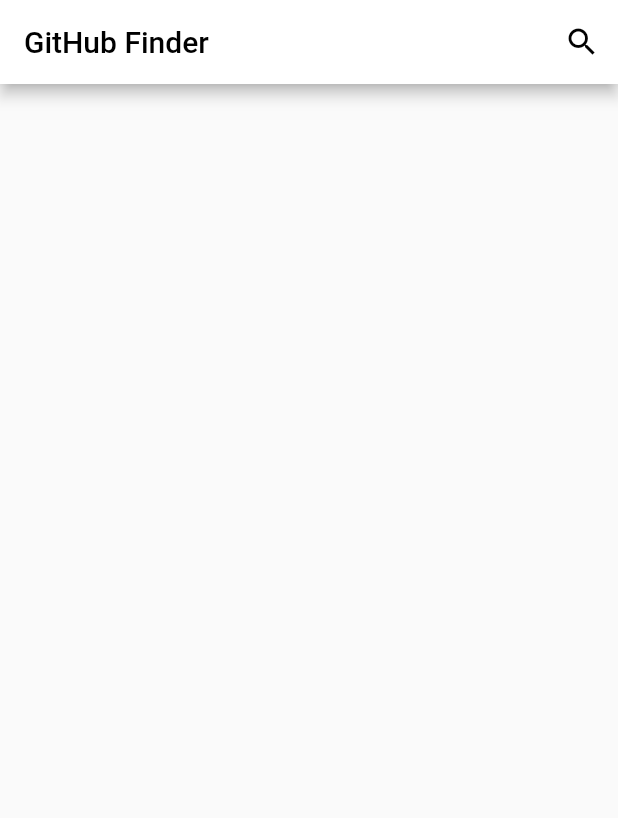
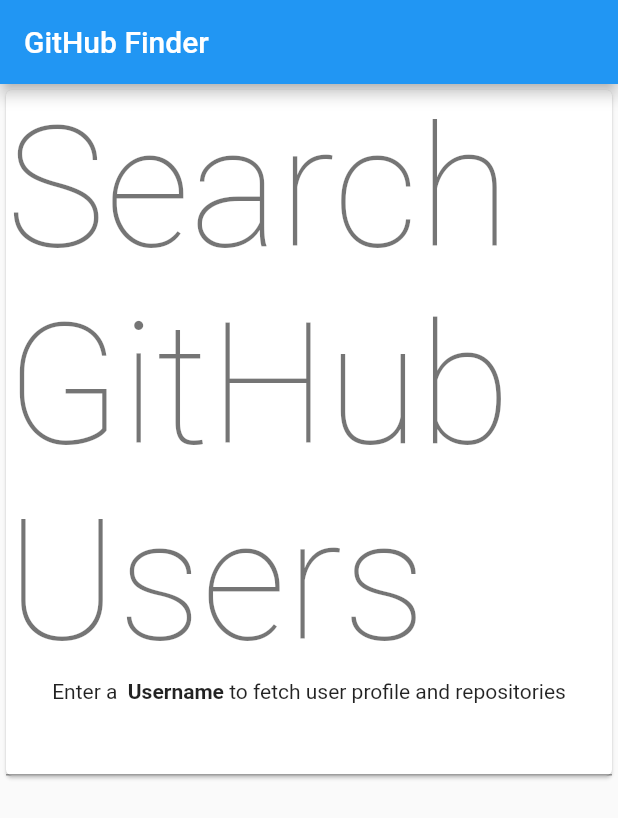
Before and after one commit to udaykumaruking/github_finder, a Flutter app: the screen it shows after launch, on a phone screen of 412 x 824 dp. Shown: the top 818 px of the screen. Run offline on Flutter 3.47's test engine with Material 2 defaults, Android fonts, the phone set to English and light mode, and no system bars.

Commit message:
Card Created

```diff
--- a/lib/main.dart
+++ b/lib/main.dart
@@ -9,7 +9,7 @@ class MyApp extends StatelessWidget {
     return MaterialApp(
       title: 'GitHub Finder',
       theme: ThemeData(
-        primarySwatch: Colors.green,
+        primarySwatch: Colors.blue,
         //visualDensity: VisualDensity.adaptivePlatformDensity,
       ),
       debugShowCheckedModeBanner: false,
@@ -23,18 +23,53 @@ class MyHomePage extends StatelessWidget {
   Widget build(BuildContext context) {
     return Scaffold(
       appBar: AppBar(
-        backgroundColor: Colors.white,
         title: Text(
           'GitHub Finder',
           style: TextStyle(
-            color: Colors.black,
+            color: Colors.white,
           ),
         ),
-        actions: <Widget>[
-          IconButton(
-            icon: const Icon(Icons.search),
-            color: Colors.black,
-            onPressed: () {},
+      ),
+      body: HomeBody(),
+    );
+  }
+}
+
+class HomeBody extends StatefulWidget {
+  @override
+  _HomeBodyState createState() => _HomeBodyState();
+}
+
+class _HomeBodyState extends State<HomeBody> {
+  @override
+  Widget build(BuildContext context) {
+    return Container(
+      child: Column(
+        children: <Widget>[
+          Card(
+            child: Column(
+              children: <Widget>[
+                Text(
+                  'Search GitHub Users',
+                  style: Theme.of(context).textTheme.headline1,
+                ),
+                RichText(
+                  text: TextSpan(
+                    text: 'Enter a  ',
+                    style: DefaultTextStyle.of(context).style,
+                    children: <TextSpan>[
+                      TextSpan(
+                          text: 'Username',
+                          style: TextStyle(fontWeight: FontWeight.bold)),
+                      TextSpan(text: ' to fetch user profile and repositories'),
+                    ],
+                  ),
+                ),
+                TextField(
+                  autocorrect: false,
+                )
+              ],
+            ),
           ),
         ],
       ),
```
